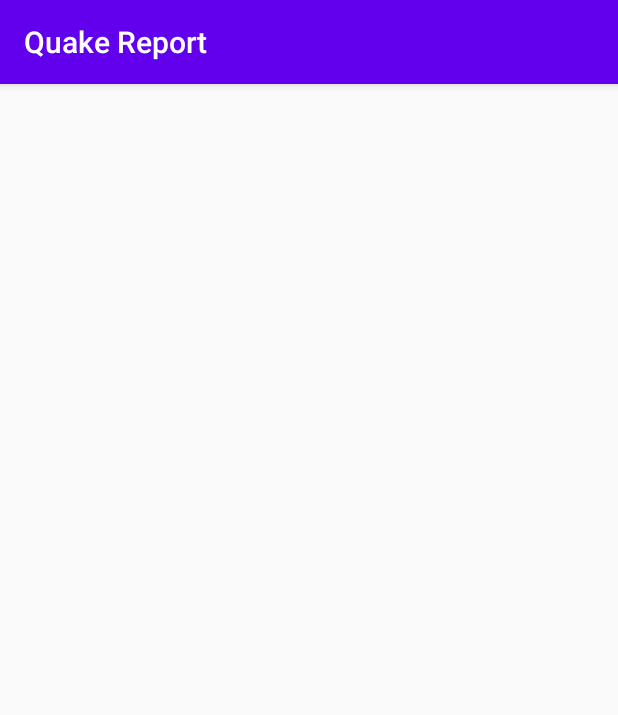
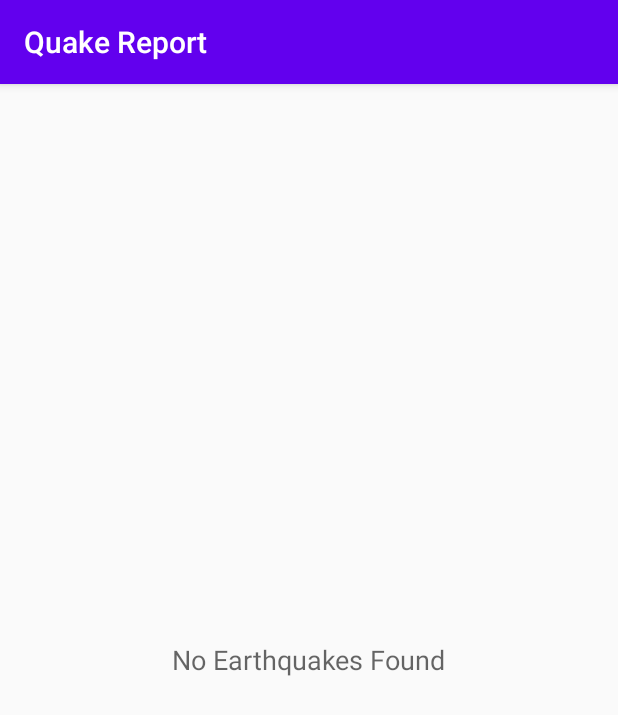
Before and after one commit to ZarifAhsan/QuakeReport, an Android app: the screen it shows after launch (EarthquakeActivity), on a phone screen of 412 x 824 dp. Shown: the top 715 px of the screen. Run offline under Robolectric (Android 15) with nearby library versions, the phone set to English and light mode, and no system bars.

Commit message:
added error handling stuff

```diff
--- a/app/src/main/java/com/example/earthquakeactivity/EarthquakeActivity.java
+++ b/app/src/main/java/com/example/earthquakeactivity/EarthquakeActivity.java
@@ -14,6 +14,7 @@ import android.util.Log;
 import android.view.View;
 import android.widget.AdapterView;
 import android.widget.ListView;
+import android.widget.TextView;
 
 import java.util.ArrayList;
 import java.util.List;
@@ -28,6 +29,8 @@ public class EarthquakeActivity extends AppCompatActivity implements LoaderManag
 
     private static final int EARTHQUAKE_LOADER_ID = 1;
 
+    private TextView mEmptyStateTextView;
+
 
     @NonNull
     @Override
@@ -39,6 +42,8 @@ public class EarthquakeActivity extends AppCompatActivity implements LoaderManag
     @Override
     public void onLoadFinished(@NonNull Loader<List<Earthquake>> loader, List<Earthquake> earthquakes) {
         Log.i(LOG_TAG, "TEST: onLoadFinished() called..");
+        mEmptyStateTextView.setText(R.string.no_earthquakes);
+
         mAdapter.clear();
 
         if (earthquakes != null && !earthquakes.isEmpty()) {
@@ -75,6 +80,9 @@ public class EarthquakeActivity extends AppCompatActivity implements LoaderManag
     private void createListView() {
         ListView earthquakeListView = findViewById(R.id.list);
         mAdapter = new EarthquakeAdapter(this, new ArrayList<Earthquake>());
+
+        mEmptyStateTextView = findViewById(R.id.empty_view);
+        earthquakeListView.setEmptyView(mEmptyStateTextView);
 
         earthquakeListView.setAdapter(mAdapter);
 
--- a/app/src/main/res/layout/activity_earthquake.xml
+++ b/app/src/main/res/layout/activity_earthquake.xml
@@ -1,13 +1,26 @@
 <?xml version="1.0" encoding="utf-8"?>
-<ListView
+<RelativeLayout
     xmlns:android="http://schemas.android.com/apk/res/android"
     xmlns:tools="http://schemas.android.com/tools"
     android:layout_width="match_parent"
-    android:layout_height="wrap_content"
-    tools:context=".EarthquakeActivity"
-    android:id="@+id/list"
-    android:orientation="vertical"
-    android:divider="@null"
-    android:dividerHeight="0dp">
+    android:layout_height="match_parent"
+    tools:context=".EarthquakeActivity">
 
-</ListView>
+    <ListView
+        android:id="@+id/list"
+        android:orientation="vertical"
+        android:layout_width="match_parent"
+        android:layout_height="match_parent"
+        android:divider="@null"
+        android:dividerHeight="0dp"/>
+
+    <!-- Empty view is only visible when the list has no items. -->
+
+    <TextView
+        android:id="@+id/empty_view"
+        android:layout_width="wrap_content"
+        android:layout_height="wrap_content"
+        android:layout_centerInParent="true"
+        android:textAppearance="?android:textAppearanceMedium"/>
+
+</RelativeLayout>
--- a/app/src/main/res/values/strings.xml
+++ b/app/src/main/res/values/strings.xml
@@ -4,4 +4,5 @@
     <string name="hello">Hello</string>
     <string name="hello_again">Hello again</string>
     <string name="near_the">Near the</string>
+    <string name="no_earthquakes">No Earthquakes Found</string>
 </resources>
```
